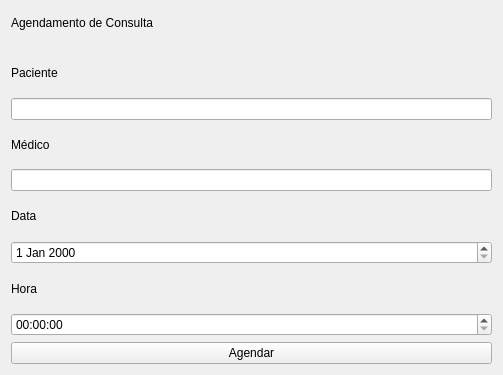
First picture: the form in CliniGestGUI/screens/telaagendamento.ui, repository AlunoKevin/GrupoLaranga_EngSof1, before the edit.
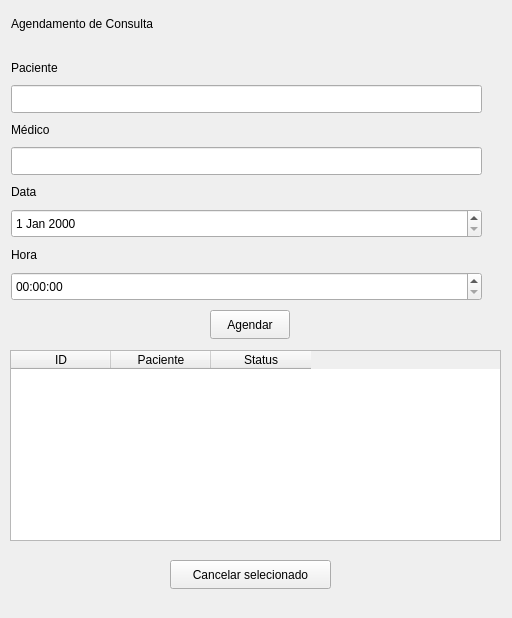
Second picture: the form after the edit.

```diff
--- a/CliniGestGUI/screens/telaagendamento.ui
+++ b/CliniGestGUI/screens/telaagendamento.ui
@@ -6,74 +6,173 @@
    <rect>
     <x>0</x>
     <y>0</y>
-    <width>503</width>
-    <height>375</height>
+    <width>512</width>
+    <height>618</height>
    </rect>
   </property>
   <property name="windowTitle">
    <string>Form</string>
   </property>
-  <layout class="QVBoxLayout" name="verticalLayout_3">
-   <item>
     <widget class="QLabel" name="label_3">
+   <property name="geometry">
+    <rect>
+     <x>11</x>
+     <y>11</y>
+     <width>177</width>
+     <height>40</height>
+    </rect>
+   </property>
      <property name="text">
       <string>Agendamento de Consulta
 </string>
      </property>
     </widget>
-   </item>
-   <item>
     <widget class="QLabel" name="label">
+   <property name="geometry">
+    <rect>
+     <x>11</x>
+     <y>58</y>
+     <width>55</width>
+     <height>20</height>
+    </rect>
+   </property>
      <property name="text">
       <string>Paciente</string>
      </property>
     </widget>
-   </item>
-   <item>
-    <widget class="QLineEdit" name="editPaciente&#10;"/>
-   </item>
-   <item>
+  <widget class="QLineEdit" name="editPaciente&#10;">
+   <property name="geometry">
+    <rect>
+     <x>11</x>
+     <y>85</y>
+     <width>471</width>
+     <height>28</height>
+    </rect>
+   </property>
+  </widget>
     <widget class="QLabel" name="label_2">
+   <property name="geometry">
+    <rect>
+     <x>11</x>
+     <y>120</y>
+     <width>50</width>
+     <height>20</height>
+    </rect>
+   </property>
      <property name="text">
       <string>Médico</string>
      </property>
     </widget>
-   </item>
-   <item>
     <widget class="QLineEdit" name="editMedico&#10;">
+   <property name="geometry">
+    <rect>
+     <x>11</x>
+     <y>147</y>
+     <width>471</width>
+     <height>28</height>
+    </rect>
+   </property>
      <property name="text">
       <string/>
      </property>
     </widget>
-   </item>
-   <item>
     <widget class="QLabel" name="label_4">
+   <property name="geometry">
+    <rect>
+     <x>11</x>
+     <y>182</y>
+     <width>32</width>
+     <height>20</height>
+    </rect>
+   </property>
      <property name="text">
       <string>Data</string>
      </property>
     </widget>
-   </item>
-   <item>
-    <widget class="QDateEdit" name="editData&#10;"/>
-   </item>
-   <item>
+  <widget class="QDateEdit" name="editData&#10;">
+   <property name="geometry">
+    <rect>
+     <x>11</x>
+     <y>209</y>
+     <width>471</width>
+     <height>29</height>
+    </rect>
+   </property>
+  </widget>
     <widget class="QLabel" name="label_5">
+   <property name="geometry">
+    <rect>
+     <x>11</x>
+     <y>245</y>
+     <width>33</width>
+     <height>20</height>
+    </rect>
+   </property>
      <property name="text">
       <string>Hora</string>
      </property>
     </widget>
-   </item>
-   <item>
-    <widget class="QTimeEdit" name="editHora&#10;"/>
-   </item>
-   <item>
+  <widget class="QTimeEdit" name="editHora&#10;">
+   <property name="geometry">
+    <rect>
+     <x>11</x>
+     <y>272</y>
+     <width>471</width>
+     <height>29</height>
+    </rect>
+   </property>
+  </widget>
     <widget class="QPushButton" name="btnAgendar">
+   <property name="geometry">
+    <rect>
+     <x>210</x>
+     <y>310</y>
+     <width>80</width>
+     <height>29</height>
+    </rect>
+   </property>
      <property name="text">
       <string>Agendar</string>
      </property>
     </widget>
-   </item>
-  </layout>
+  <widget class="QTableWidget" name="tableWidget">
+   <property name="geometry">
+    <rect>
+     <x>10</x>
+     <y>350</y>
+     <width>491</width>
+     <height>191</height>
+    </rect>
+   </property>
+   <column>
+    <property name="text">
+     <string>ID</string>
+    </property>
+   </column>
+   <column>
+    <property name="text">
+     <string>Paciente</string>
+    </property>
+   </column>
+   <column>
+    <property name="text">
+     <string>Status</string>
+    </property>
+   </column>
+  </widget>
+  <widget class="QPushButton" name="btnCancelar">
+   <property name="geometry">
+    <rect>
+     <x>170</x>
+     <y>560</y>
+     <width>161</width>
+     <height>29</height>
+    </rect>
+   </property>
+   <property name="text">
+    <string>Cancelar selecionado</string>
+   </property>
+  </widget>
  </widget>
  <resources/>
  <connections/>
```
Lines whose indentation alone changed are shown as unchanged.
